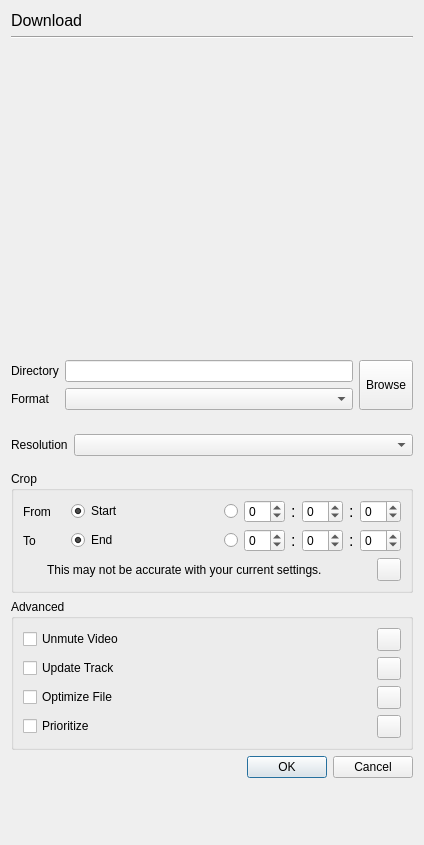
Qt form resources/ui/downloadMenu.ui (devhotteok/TwitchLink) before a commit.
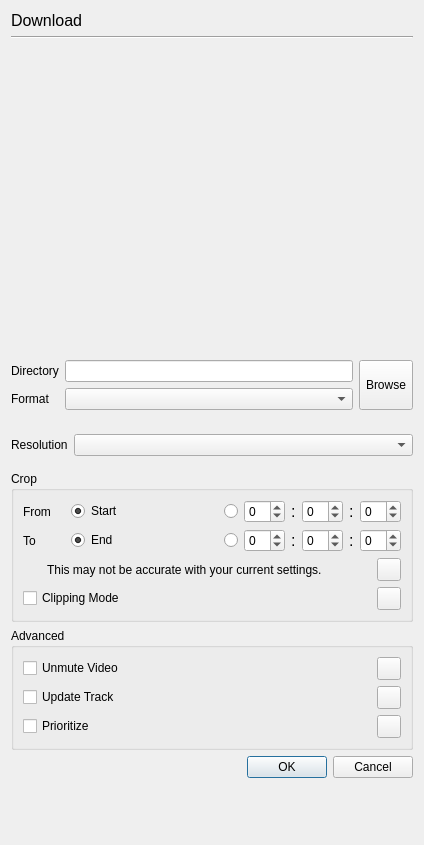
The same form after that commit. Icons and pictures are not drawn.

Patch:
```diff
--- a/resources/ui/downloadMenu.ui
+++ b/resources/ui/downloadMenu.ui
@@ -649,6 +649,42 @@
            </widget>
           </widget>
          </item>
+         <item>
+          <widget class="QWidget" name="clippingModeArea" native="true">
+           <layout class="QHBoxLayout" name="clippingModeAreaLayout">
+            <property name="leftMargin">
+             <number>0</number>
+            </property>
+            <property name="topMargin">
+             <number>0</number>
+            </property>
+            <property name="rightMargin">
+             <number>0</number>
+            </property>
+            <property name="bottomMargin">
+             <number>0</number>
+            </property>
+            <item>
+             <widget class="QCheckBox" name="clippingModeCheckBox">
+              <property name="text">
+               <string>Clipping Mode</string>
+              </property>
+             </widget>
+            </item>
+            <item>
+             <widget class="QToolButton" name="clippingModeInfo">
+              <property name="toolTip">
+               <string>Help</string>
+              </property>
+              <property name="icon">
+               <iconset>
+                <normaloff>../icons/help.svg</normaloff>../icons/help.svg</iconset>
+              </property>
+             </widget>
+            </item>
+           </layout>
+          </widget>
+         </item>
         </layout>
        </widget>
       </item>
@@ -736,42 +772,6 @@
            </layout>
           </widget>
          </item>
-         <item>
-          <widget class="QWidget" name="optimizeFileArea" native="true">
-           <layout class="QHBoxLayout" name="optimizeFileAreaLayout">
-            <property name="leftMargin">
-             <number>0</number>
-            </property>
-            <property name="topMargin">
-             <number>0</number>
-            </property>
-            <property name="rightMargin">
-             <number>0</number>
-            </property>
-            <property name="bottomMargin">
-             <number>0</number>
-            </property>
-            <item>
-             <widget class="QCheckBox" name="optimizeFileCheckBox">
-              <property name="text">
-               <string>Optimize File</string>
-              </property>
-             </widget>
-            </item>
-            <item>
-             <widget class="QToolButton" name="optimizeFileInfo">
-              <property name="toolTip">
-               <string>Help</string>
-              </property>
-              <property name="icon">
-               <iconset>
-                <normaloff>../icons/help.svg</normaloff>../icons/help.svg</iconset>
-              </property>
-             </widget>
-            </item>
-           </layout>
-          </widget>
-         </item>
          <item>
           <widget class="QWidget" name="prioritizeArea" native="true">
            <layout class="QHBoxLayout" name="prioritizeAreaLayout">
```
Left out of the diff: 3 changed lines with no effect on the pictures.
